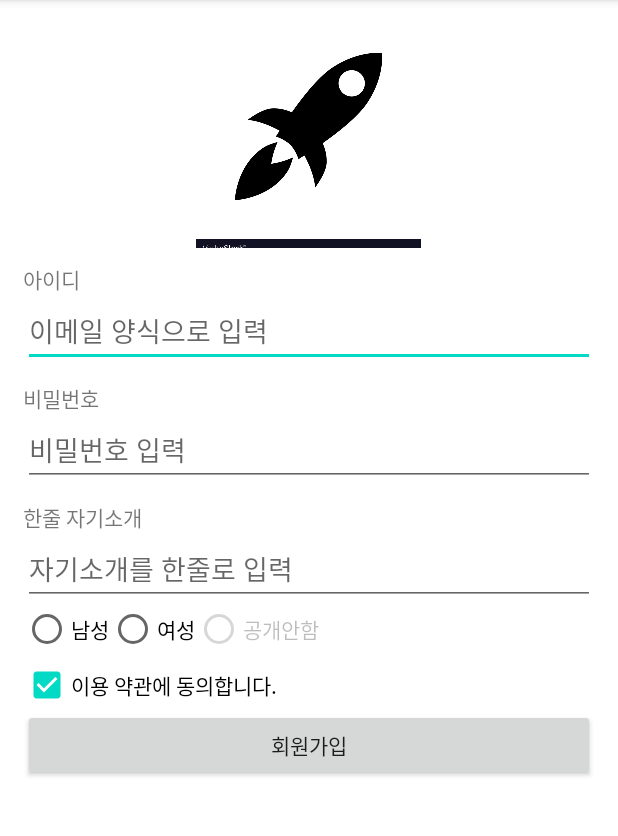
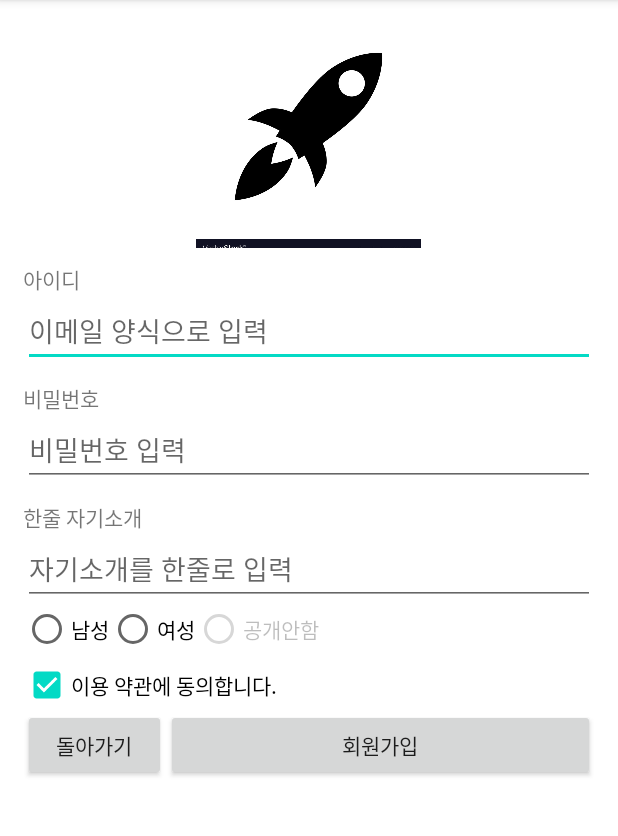
Before and after one commit to ShiriBot/UIPractice_200630, an Android app: the screen it shows after launch (MainActivity), on a phone screen of 412 x 824 dp, the part 84-920 px from its top. Run offline under Robolectric (Android 15) with nearby library versions, the phone set to English and light mode, and no system bars.

```diff
--- a/app/src/main/res/layout/activity_main.xml
+++ b/app/src/main/res/layout/activity_main.xml
@@ -102,10 +102,26 @@
         android:checked="true"
         android:text="이용 약관에 동의합니다."/>
 
-    <Button
+    <LinearLayout
         android:layout_width="match_parent"
         android:layout_height="wrap_content"
-        android:text="회원가입"/>
+        android:orientation="horizontal">
+
+
+        <Button
+            android:layout_width="0dp"
+            android:layout_weight="1"
+            android:layout_height="wrap_content"
+            android:text="돌아가기"/>
+
+        <Button
+            android:layout_width="0dp"
+            android:layout_weight="3"
+            android:layout_height="wrap_content"
+            android:text="회원가입"/>
+
+
+    </LinearLayout>
 
 
 </LinearLayout>
```
